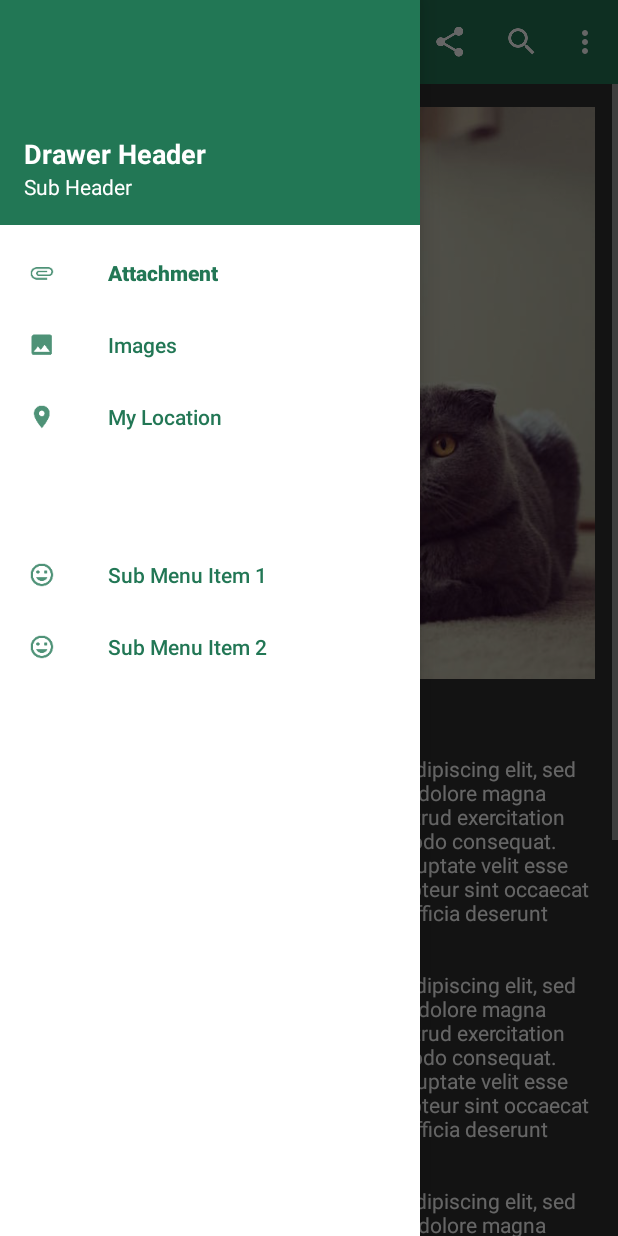
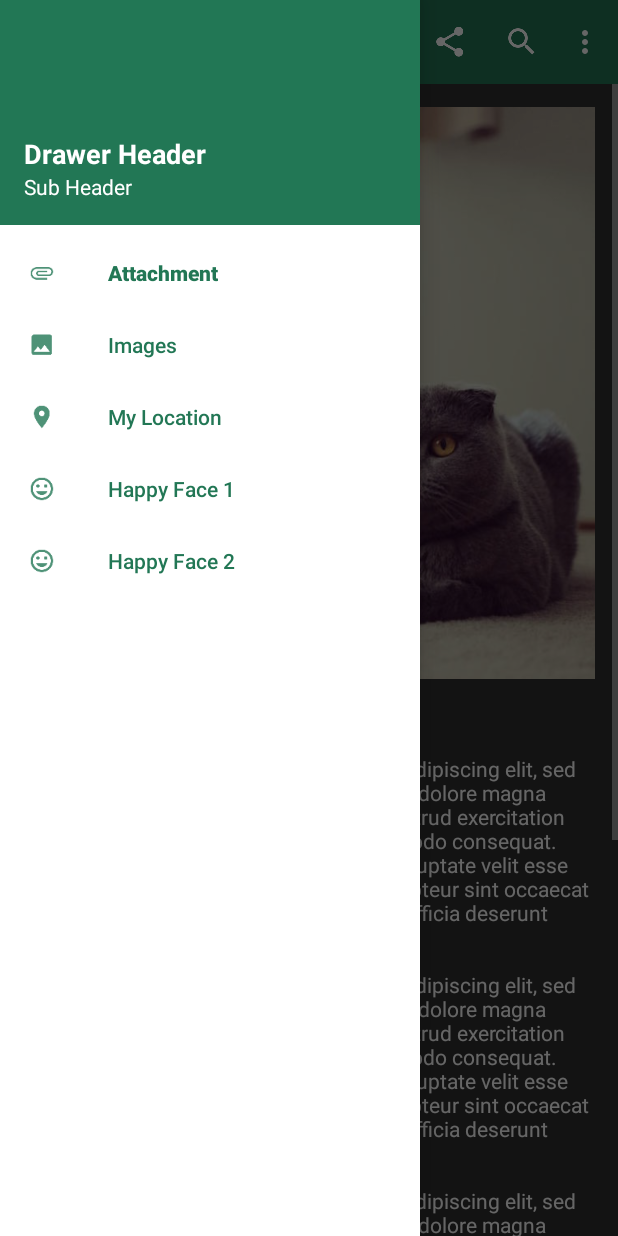
Before and after one commit to lararufflecoles/TutorialStartScreenAndSideMenu, an Android app: the MainActivity screen opened directly, with no data from a screen before it, with the side drawer open, on a phone screen of 412 x 824 dp. Run offline under Robolectric (Android 15) with nearby library versions, the phone set to English and light mode, and no system bars.

Commit message:
NavigationView sub menu removal

```diff
--- a/app/src/main/AndroidManifest.xml
+++ b/app/src/main/AndroidManifest.xml
@@ -11,7 +11,8 @@
 
         <activity
             android:name=".TutorialActivity"
-            android:label="@string/app_name" >
+            android:label="@string/app_name"
+            android:noHistory="true" >
             <intent-filter>
                 <action android:name="android.intent.action.MAIN" />
                 <category android:name="android.intent.category.LAUNCHER" />
--- a/app/src/main/res/menu/drawer.xml
+++ b/app/src/main/res/menu/drawer.xml
@@ -12,17 +12,12 @@
         <item
             android:icon="@drawable/ic_place"
             android:title="@string/nav_item_location" />
+        <item
+            android:icon="@drawable/ic_emoticon"
+            android:title="@string/nav_happy_face1" />
+        <item
+            android:icon="@drawable/ic_emoticon"
+            android:title="@string/nav_happy_face2" />
     </group>
 
-    <item android:title="@string/nav_sub_menu">
-        <menu>
-            <item
-                android:icon="@drawable/ic_emoticon"
-                android:title="@string/nav_sub_menu_item01" />
-            <item
-                android:icon="@drawable/ic_emoticon"
-                android:title="@string/nav_sub_menu_item02" />
-        </menu>
-    </item>
-
 </menu>
--- a/app/src/main/res/values/strings.xml
+++ b/app/src/main/res/values/strings.xml
@@ -17,9 +17,8 @@
     <string name="nav_item_attachment">Attachment</string>
     <string name="nav_item_images">Images</string>
     <string name="nav_item_location">My Location</string>
-    <string name="nav_sub_menu">Sub Menu</string>
-    <string name="nav_sub_menu_item01">Sub Menu Item 1</string>
-    <string name="nav_sub_menu_item02">Sub Menu Item 2</string>
+    <string name="nav_happy_face1">Happy Face 1</string>
+    <string name="nav_happy_face2">Happy Face 2</string>
 
     <!--Main Activity-->
     <string name="activity_main">Main Activity</string>
```
